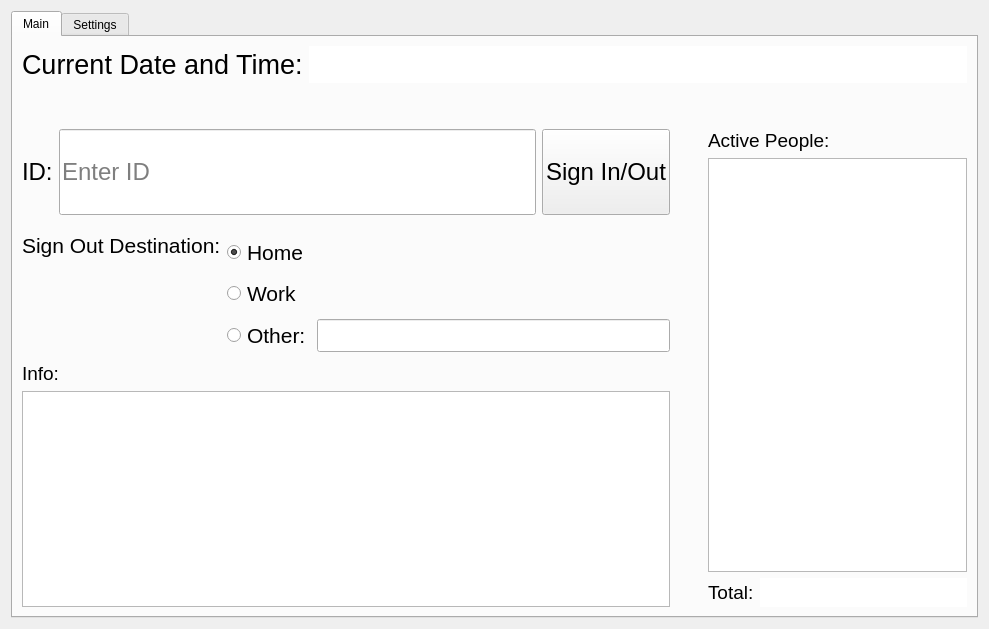
Above: form.ui from AndyHegemann/FRC_TimeClock before the change. Below: the same form after it.
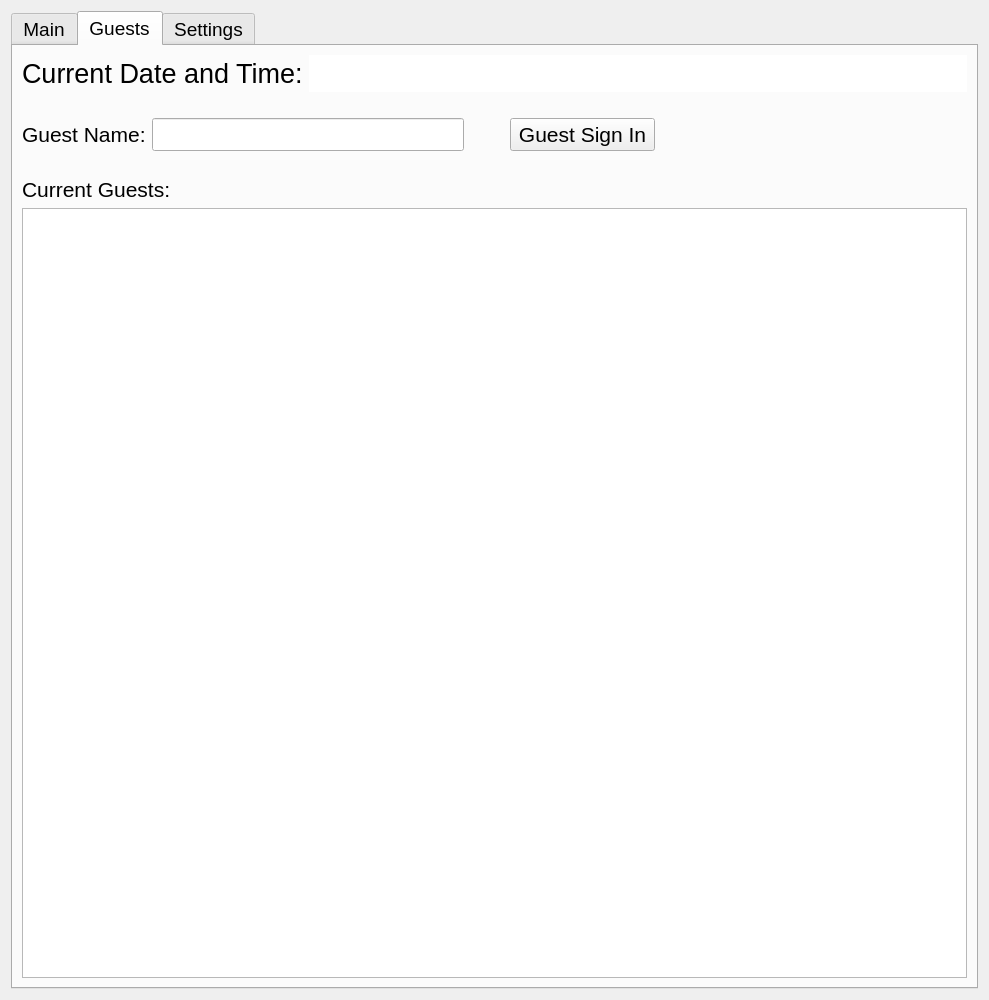
That is the form after the change. The open tabs and pages were chosen to show the change.

Commit message: Add guests page

The edit to the form file:
```diff
--- a/form.ui
+++ b/form.ui
@@ -7,15 +7,29 @@
     <x>0</x>
     <y>0</y>
     <width>989</width>
-    <height>629</height>
+    <height>1000</height>
    </rect>
   </property>
+  <property name="minimumSize">
+   <size>
+    <width>0</width>
+    <height>0</height>
+   </size>
+  </property>
   <property name="windowTitle">
    <string>Widget</string>
   </property>
   <layout class="QHBoxLayout" name="horizontalLayout_21">
    <item>
     <widget class="QTabWidget" name="tabGroup">
+     <property name="enabled">
+      <bool>true</bool>
+     </property>
+     <property name="font">
+      <font>
+       <pointsize>14</pointsize>
+      </font>
+     </property>
      <property name="tabPosition">
       <enum>QTabWidget::North</enum>
      </property>
@@ -136,13 +150,19 @@
                  <verstretch>0</verstretch>
                 </sizepolicy>
                </property>
+               <property name="minimumSize">
+                <size>
+                 <width>180</width>
+                 <height>40</height>
+                </size>
+               </property>
                <property name="font">
                 <font>
                  <pointsize>18</pointsize>
                 </font>
                </property>
                <property name="text">
-                <string>Sign In/Out</string>
+                <string>  Sign In/Out  </string>
                </property>
               </widget>
              </item>
@@ -320,6 +340,11 @@
              </item>
              <item>
               <widget class="QTextEdit" name="textEdit">
+               <property name="font">
+                <font>
+                 <pointsize>8</pointsize>
+                </font>
+               </property>
                <property name="cursorWidth">
                 <number>0</number>
                </property>
@@ -431,6 +456,216 @@
        </item>
       </layout>
      </widget>
+     <widget class="QWidget" name="tab">
+      <attribute name="title">
+       <string>Guests</string>
+      </attribute>
+      <layout class="QVBoxLayout" name="verticalLayout_10">
+       <item>
+        <layout class="QHBoxLayout" name="horizontalLayout_22">
+         <item>
+          <widget class="QLabel" name="label_11">
+           <property name="font">
+            <font>
+             <pointsize>20</pointsize>
+            </font>
+           </property>
+           <property name="text">
+            <string>Current Date and Time:</string>
+           </property>
+          </widget>
+         </item>
+         <item>
+          <widget class="QLineEdit" name="lineEdit_clock_2">
+           <property name="font">
+            <font>
+             <pointsize>20</pointsize>
+            </font>
+           </property>
+           <property name="frame">
+            <bool>false</bool>
+           </property>
+           <property name="readOnly">
+            <bool>true</bool>
+           </property>
+          </widget>
+         </item>
+        </layout>
+       </item>
+       <item>
+        <spacer name="verticalSpacer_13">
+         <property name="orientation">
+          <enum>Qt::Vertical</enum>
+         </property>
+         <property name="sizeType">
+          <enum>QSizePolicy::Preferred</enum>
+         </property>
+         <property name="sizeHint" stdset="0">
+          <size>
+           <width>20</width>
+           <height>20</height>
+          </size>
+         </property>
+        </spacer>
+       </item>
+       <item>
+        <layout class="QHBoxLayout" name="horizontalLayout_24">
+         <item>
+          <widget class="QLabel" name="label_12">
+           <property name="font">
+            <font>
+             <pointsize>16</pointsize>
+            </font>
+           </property>
+           <property name="text">
+            <string>Guest Name:</string>
+           </property>
+          </widget>
+         </item>
+         <item>
+          <widget class="QLineEdit" name="lineEdit_guest_name">
+           <property name="sizePolicy">
+            <sizepolicy hsizetype="Expanding" vsizetype="Fixed">
+             <horstretch>0</horstretch>
+             <verstretch>0</verstretch>
+            </sizepolicy>
+           </property>
+           <property name="minimumSize">
+            <size>
+             <width>300</width>
+             <height>0</height>
+            </size>
+           </property>
+           <property name="font">
+            <font>
+             <pointsize>16</pointsize>
+            </font>
+           </property>
+          </widget>
+         </item>
+         <item>
+          <spacer name="horizontalSpacer_15">
+           <property name="orientation">
+            <enum>Qt::Horizontal</enum>
+           </property>
+           <property name="sizeType">
+            <enum>QSizePolicy::Preferred</enum>
+           </property>
+           <property name="sizeHint" stdset="0">
+            <size>
+             <width>40</width>
+             <height>20</height>
+            </size>
+           </property>
+          </spacer>
+         </item>
+         <item>
+          <widget class="QPushButton" name="btn_guest_signin">
+           <property name="minimumSize">
+            <size>
+             <width>145</width>
+             <height>0</height>
+            </size>
+           </property>
+           <property name="font">
+            <font>
+             <pointsize>16</pointsize>
+            </font>
+           </property>
+           <property name="text">
+            <string>Guest Sign In</string>
+           </property>
+          </widget>
+         </item>
+         <item>
+          <spacer name="horizontalSpacer_14">
+           <property name="orientation">
+            <enum>Qt::Horizontal</enum>
+           </property>
+           <property name="sizeHint" stdset="0">
+            <size>
+             <width>40</width>
+             <height>20</height>
+            </size>
+           </property>
+          </spacer>
+         </item>
+        </layout>
+       </item>
+       <item>
+        <spacer name="verticalSpacer_12">
+         <property name="orientation">
+          <enum>Qt::Vertical</enum>
+         </property>
+         <property name="sizeType">
+          <enum>QSizePolicy::Preferred</enum>
+         </property>
+         <property name="sizeHint" stdset="0">
+          <size>
+           <width>20</width>
+           <height>20</height>
+          </size>
+         </property>
+        </spacer>
+       </item>
+       <item>
+        <layout class="QHBoxLayout" name="horizontalLayout_25">
+         <item>
+          <widget class="QLabel" name="label_13">
+           <property name="font">
+            <font>
+             <pointsize>16</pointsize>
+            </font>
+           </property>
+           <property name="text">
+            <string>Current Guests:</string>
+           </property>
+          </widget>
+         </item>
+         <item>
+          <spacer name="horizontalSpacer_16">
+           <property name="orientation">
+            <enum>Qt::Horizontal</enum>
+           </property>
+           <property name="sizeHint" stdset="0">
+            <size>
+             <width>40</width>
+             <height>20</height>
+            </size>
+           </property>
+          </spacer>
+         </item>
+        </layout>
+       </item>
+       <item>
+        <widget class="QTableWidget" name="tableWidget_guests">
+         <property name="enabled">
+          <bool>true</bool>
+         </property>
+         <property name="sizePolicy">
+          <sizepolicy hsizetype="Expanding" vsizetype="Expanding">
+           <horstretch>0</horstretch>
+           <verstretch>0</verstretch>
+          </sizepolicy>
+         </property>
+         <property name="font">
+          <font>
+           <pointsize>16</pointsize>
+          </font>
+         </property>
+         <property name="dragDropOverwriteMode">
+          <bool>false</bool>
+         </property>
+         <property name="alternatingRowColors">
+          <bool>true</bool>
+         </property>
+         <attribute name="horizontalHeaderDefaultSectionSize">
+          <number>300</number>
+         </attribute>
+        </widget>
+       </item>
+      </layout>
+     </widget>
      <widget class="QWidget" name="tabSettings">
       <attribute name="title">
        <string>Settings</string>
```
Left out of the diff: 376 changed lines with no effect on the pictures. The commit also changes 4 other files.
